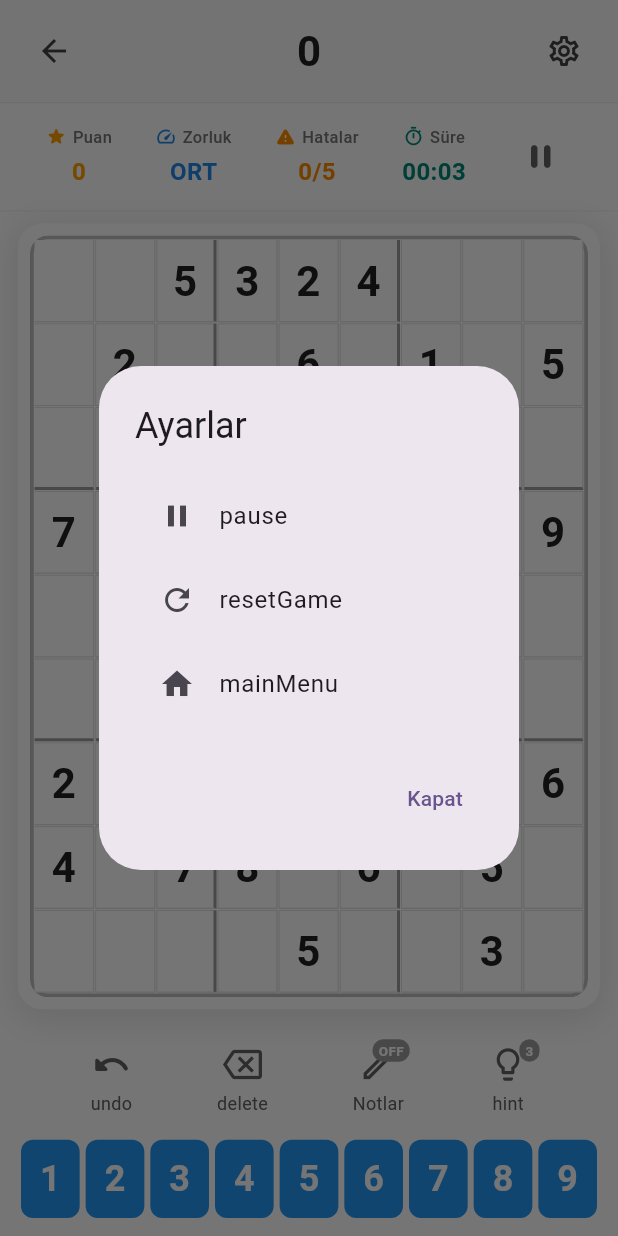
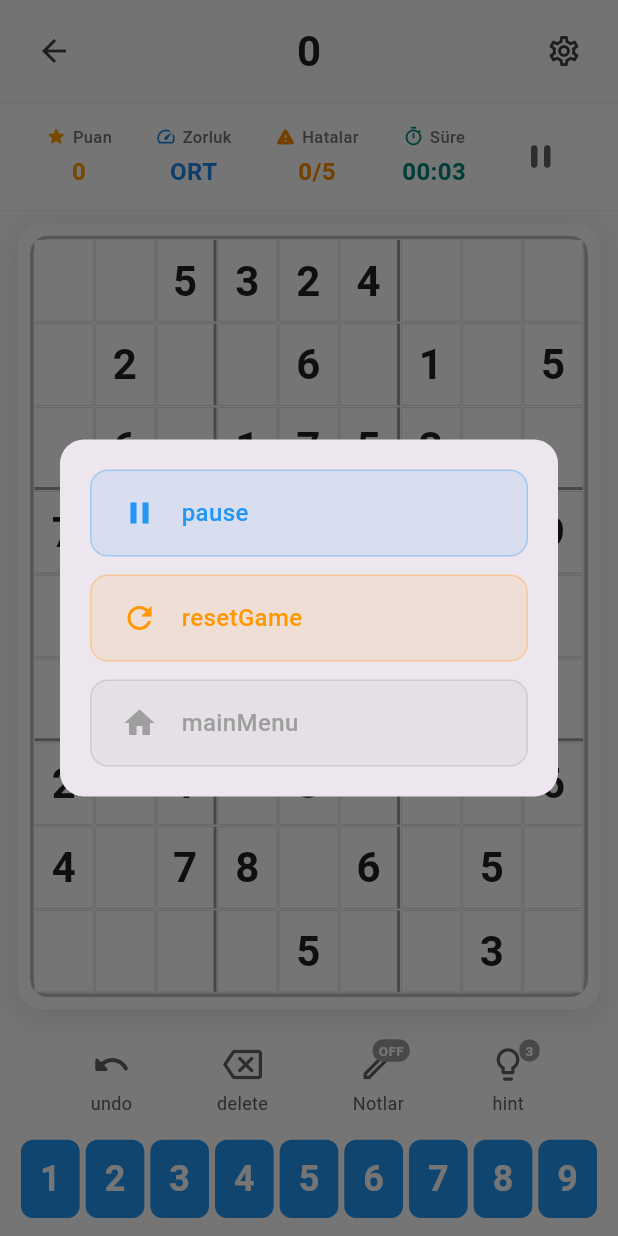
Before and after one commit to gokhananac66/Gokhan, a Flutter app: the GameScreen screen opened directly with empty values, after a tap on the "settings" icon, on a phone screen of 412 x 824 dp. Run offline on Flutter 3.47's test engine with Material 3 defaults, Android fonts, the phone set to English and light mode, and no system bars; our stand-ins replace audioplayers, firebase_auth, firebase_core, firebase_database, fl_chart, google_sign_in and 2 more; accounts and stored records are empty; network calls fail; statements that could not run were skipped.

Commit message:
Fix: Revert to DailyChallengeCard and improve settings dialog design

```diff
--- a/test_sudoku/lib/screens/game_screen.dart
+++ b/test_sudoku/lib/screens/game_screen.dart
@@ -776,24 +776,34 @@ class _GameScreenState extends State<GameScreen> {
 
   // New: Game settings dialog
   void _showGameSettings() {
+    final isDark = Theme.of(context).brightness == Brightness.dark;
     showDialog(
       context: context,
-      builder: (ctx) => AlertDialog(
-        title: Text(tr('settings')),
-        content: Column(
+      barrierDismissible: true,
+      builder: (ctx) => Dialog(
+        shape: RoundedRectangleBorder(borderRadius: BorderRadius.circular(16)),
+        child: Padding(
+          padding: const EdgeInsets.all(20),
+          child: Column(
             mainAxisSize: MainAxisSize.min,
             children: [
-            ListTile(
-              leading: const Icon(Icons.pause),
-              title: Text(isPaused ? tr('resume') : tr('pause')),
+              // Pause/Resume Button
+              _buildSettingsButton(
+                icon: isPaused ? Icons.play_arrow : Icons.pause,
+                label: isPaused ? tr('resume') : tr('pause'),
+                color: Colors.blue,
                 onTap: () {
                   setState(() => isPaused = !isPaused);
                   Navigator.pop(ctx);
                 },
               ),
-            ListTile(
-              leading: const Icon(Icons.refresh),
-              title: Text(tr('resetGame')),
+              const SizedBox(height: 12),
+
+              // Reset Button
+              _buildSettingsButton(
+                icon: Icons.refresh,
+                label: tr('resetGame'),
+                color: Colors.orange,
                 onTap: () {
                   Navigator.pop(ctx);
                   showDialog(
@@ -812,16 +822,20 @@ class _GameScreenState extends State<GameScreen> {
                             _clearSavedGame();
                             setState(() => _initGame());
                           },
-                        child: Text(tr('reset')),
+                          child: Text(tr('reset'), style: const TextStyle(color: Colors.red)),
                         ),
                       ],
                     ),
                   );
                 },
               ),
-            ListTile(
-              leading: const Icon(Icons.home),
-              title: Text(tr('mainMenu')),
+              const SizedBox(height: 12),
+
+              // Main Menu Button
+              _buildSettingsButton(
+                icon: Icons.home,
+                label: tr('mainMenu'),
+                color: Colors.grey,
                 onTap: () {
                   Navigator.pop(ctx);
                   if (widget.gameMode == GameMode.single) _saveGame();
@@ -830,12 +844,41 @@ class _GameScreenState extends State<GameScreen> {
               ),
             ],
           ),
-        actions: [
-          TextButton(
-            onPressed: () => Navigator.pop(ctx),
-            child: Text(tr('close')),
+        ),
+      ),
+    );
+  }
+
+  Widget _buildSettingsButton({
+    required IconData icon,
+    required String label,
+    required Color color,
+    required VoidCallback onTap,
+  }) {
+    return InkWell(
+      onTap: onTap,
+      borderRadius: BorderRadius.circular(12),
+      child: Container(
+        padding: const EdgeInsets.symmetric(horizontal: 20, vertical: 16),
+        decoration: BoxDecoration(
+          color: color.withOpacity(0.1),
+          borderRadius: BorderRadius.circular(12),
+          border: Border.all(color: color.withOpacity(0.3), width: 1),
+        ),
+        child: Row(
+          children: [
+            Icon(icon, color: color, size: 24),
+            const SizedBox(width: 16),
+            Text(
+              label,
+              style: TextStyle(
+                fontSize: 16,
+                fontWeight: FontWeight.w500,
+                color: color,
+              ),
             ),
           ],
+        ),
       ),
     );
   }
--- a/test_sudoku/lib/screens/home_screen.dart
+++ b/test_sudoku/lib/screens/home_screen.dart
@@ -14,7 +14,7 @@ import '../services/daily_reward_service.dart';
 import '../services/daily_challenge_service.dart';
 import '../widgets/sudoku_clash_logo.dart';
 import '../widgets/daily_reward_dialog.dart';
-import '../widgets/calendar_challenge_card.dart';
+import '../widgets/daily_challenge_card.dart';
 
 class HomeScreen extends StatefulWidget {
   const HomeScreen({super.key});
@@ -773,7 +773,7 @@ class _HomeScreenState extends State<HomeScreen> {
 
                 // DAILY CHALLENGE (if available and user is logged in)
                 if (_dailyChallenge != null && _user != null) ...[
-                  CalendarChallengeCard(
+                  DailyChallengeCard(
                     challenge: _dailyChallenge!,
                     onTap: () async {
                       // Map challenge difficulty to Turkish difficulty names
```
Lines whose indentation alone changed are shown as unchanged.
